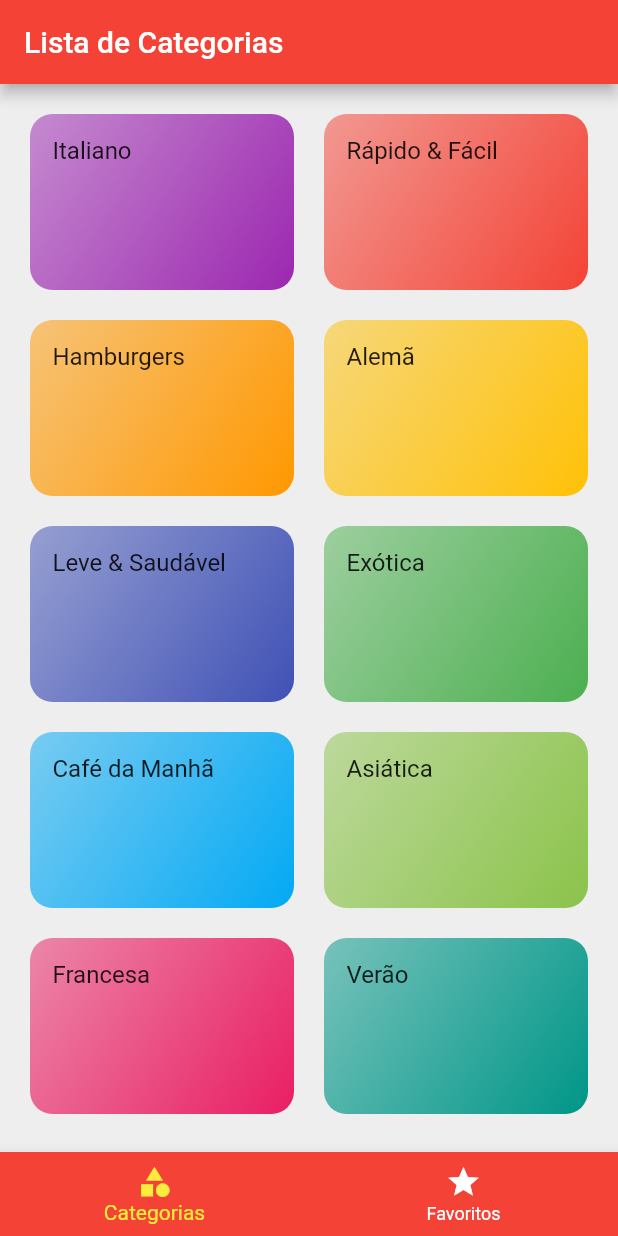
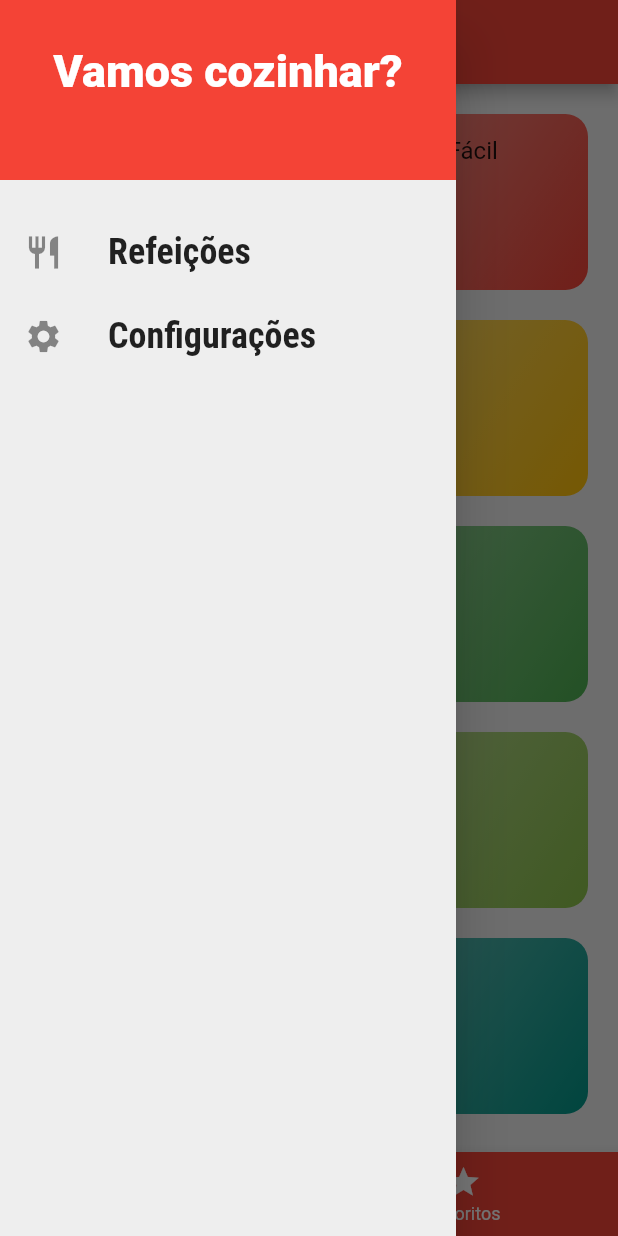
Before and after one commit to LRScudeletti/flutter-meals, a Flutter app: the screen it shows after launch, with the side drawer open (before the commit the screen has no drawer), on a phone screen of 412 x 824 dp. Run offline on Flutter 3.47's test engine with Material 2 defaults, Android fonts, the phone set to English and light mode, and no system bars.

Commit message:
Adicionado drawer de opções

```diff
--- /dev/null
+++ b/lib/components/main_drawer.dart
@@ -0,0 +1,52 @@
+import 'package:flutter/material.dart';
+
+class MainDrawer extends StatelessWidget {
+  const MainDrawer({Key? key}) : super(key: key);
+
+  Widget _createIcon(IconData icon, String label) {
+    return ListTile(
+      leading: Icon(
+        icon,
+        size: 26,
+      ),
+      title: Text(
+        label,
+        style: const TextStyle(
+          fontFamily: 'RobotoCondensed',
+          fontSize: 24,
+          fontWeight: FontWeight.bold,
+        ),
+      ),
+      onTap: () {},
+    );
+  }
+
+  @override
+  Widget build(BuildContext context) {
+    return Drawer(
+      child: Column(
+        children: [
+          Container(
+            alignment: Alignment.topCenter,
+            height: 120,
+            width: double.infinity,
+            padding: const EdgeInsets.all(30),
+            color: Theme.of(context).colorScheme.primary,
+            child: const Text(
+              'Vamos cozinhar?',
+              style: TextStyle(
+                  fontWeight: FontWeight.w900,
+                  fontSize: 30,
+                  color: Colors.white),
+            ),
+          ),
+          const SizedBox(
+            height: 20,
+          ),
+          _createIcon(Icons.restaurant, 'Refeições'),
+          _createIcon(Icons.settings, 'Configurações')
+        ],
+      ),
+    );
+  }
+}
--- a/lib/screens/tabs_screen.dart
+++ b/lib/screens/tabs_screen.dart
@@ -1,4 +1,5 @@
 import 'package:flutter/material.dart';
+import 'package:projeto_meals/components/main_drawer.dart';
 import 'package:projeto_meals/screens/categories_screen.dart';
 import 'package:projeto_meals/screens/favorite_screen.dart';
 
@@ -35,6 +36,7 @@ class _TabsScreenState extends State<TabsScreen> {
           _titles[_selectedScreenIndex],
         ),
       ),
+      drawer: const MainDrawer(),
       body: _screens[_selectedScreenIndex],
       bottomNavigationBar: BottomNavigationBar(
         onTap: _selecteScreen,
```
